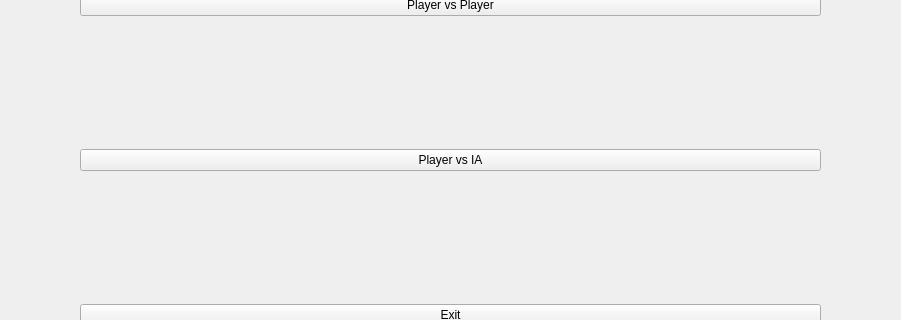
This is GomokuWindow.ui in vladydan/gomoku as Qt 5 draws it before an edit; both pictures show x 90 to 991 and y 375 to 695 of the 1081 by 850 pixel window. The edited form follows.
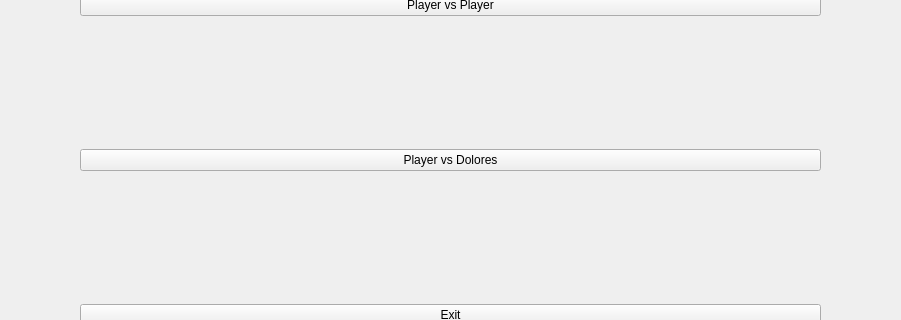
This is the edited form.

Patch:
```diff
--- a/GomokuWindow.ui
+++ b/GomokuWindow.ui
@@ -87,7 +87,7 @@
             <item row="1" column="0">
              <widget class="QPushButton" name="IAButton">
               <property name="text">
-               <string>Player vs IA</string>
+               <string>Player vs Dolores</string>
               </property>
              </widget>
             </item>
```
